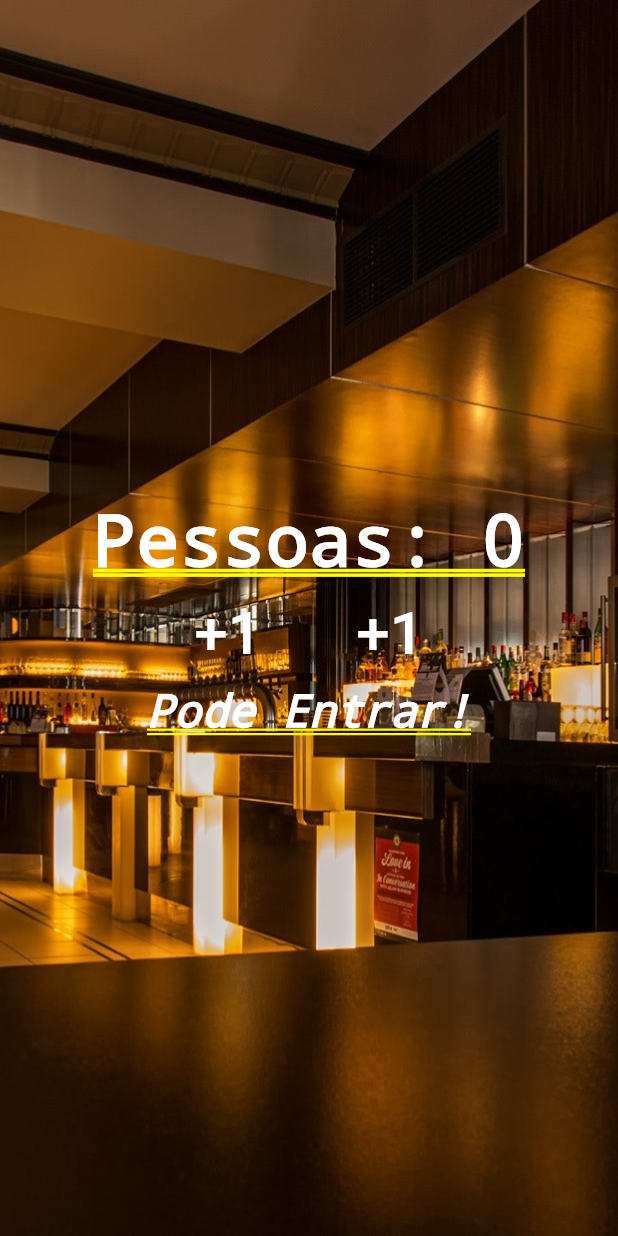
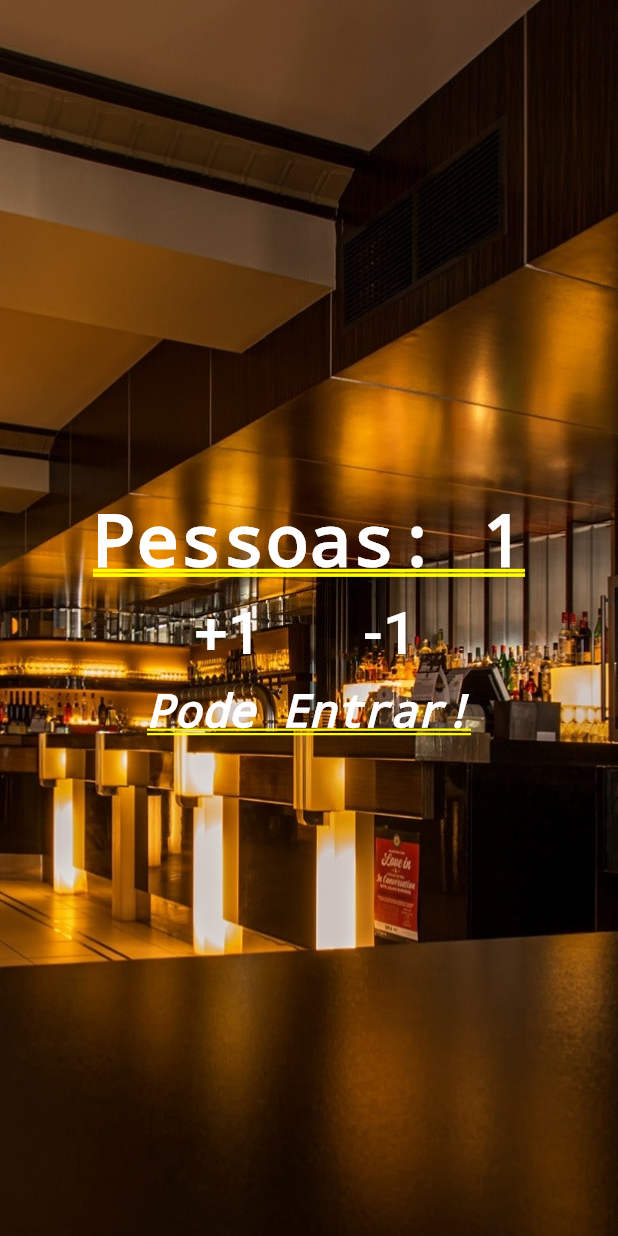
Before and after one commit to guiilhermeps/FlutterUdemy, a Flutter app: the screen it shows after launch, after a tap on "+1", on a phone screen of 412 x 824 dp. Run offline on Flutter 3.47's test engine with Material 2 defaults, Android fonts, the phone set to English and light mode, and no system bars.

Commit message:
Ajustando contador de pessoas no onPressed

```diff
--- a/contador_de_pessoas/lib/main.dart
+++ b/contador_de_pessoas/lib/main.dart
@@ -1,9 +1,35 @@
 import 'package:flutter/material.dart';
 
 void main() {
-  runApp(MaterialApp(
-      title: "Contador de Pessoas",
-      home: Stack(
+  runApp(MaterialApp(title: "Contador de Pessoas", home: Home()));
+}
+
+class Home extends StatefulWidget {
+  @override
+  _HomeState createState() => _HomeState();
+}
+
+class _HomeState extends State<Home> {
+  int _people = 0;
+  String _infoText = "Pode Entrar!";
+
+  void _changePeople(int delta) {
+    setState(() {
+      _people += delta;
+      if(_people < 0){
+        _infoText = "Mundo Invertido!";
+      }else if(_people <= 10){
+        _infoText = "Pode Entrar!";
+      }
+      else{
+        _infoText = "Lotado";
+      }
+    });
+  }
+
+  @override
+  Widget build(BuildContext context) {
+    return Stack(
       children: <Widget>[
         Image.asset(
           "images/restaurant.jpg",
@@ -14,7 +40,7 @@ void main() {
           mainAxisAlignment: MainAxisAlignment.center,
           children: <Widget>[
             Text(
-                "Pessoas: 0",
+              "Pessoas: $_people",
               style:
                   TextStyle(color: Colors.white, fontWeight: FontWeight.bold),
             ),
@@ -25,24 +51,26 @@ void main() {
                   padding: const EdgeInsets.all(10.0),
                   child: FlatButton(
                     child: Text("+1",
-                          style:
-                              TextStyle(fontSize: 40.0, color: Colors.white)),
-                      onPressed: () {},
+                        style: TextStyle(fontSize: 40.0, color: Colors.white)),
+                    onPressed: () {
+                      _changePeople(1);
+                    },
                   ),
                 ),
                 Padding(
                   padding: const EdgeInsets.all(10.0),
                   child: FlatButton(
-                      child: Text("+1",
-                          style:
-                              TextStyle(fontSize: 40.0, color: Colors.white)),
-                      onPressed: () {},
+                    child: Text("-1",
+                        style: TextStyle(fontSize: 40.0, color: Colors.white)),
+                    onPressed: () {
+                      _changePeople(-1);
+                    },
                   ),
                 ),
               ],
             ),
             Text(
-                "Pode Entrar!",
+              _infoText,
               style: TextStyle(
                   color: Colors.white,
                   fontStyle: FontStyle.italic,
@@ -51,5 +79,6 @@ void main() {
           ],
         )
       ],
-      )));
+    );
   }
+}
```
Lines whose indentation alone changed are shown as unchanged.
